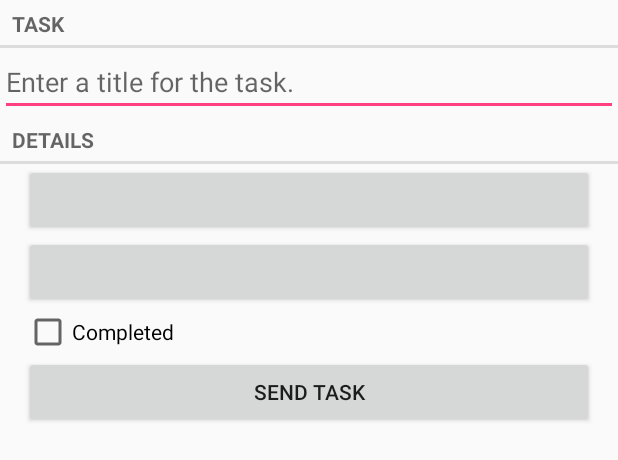
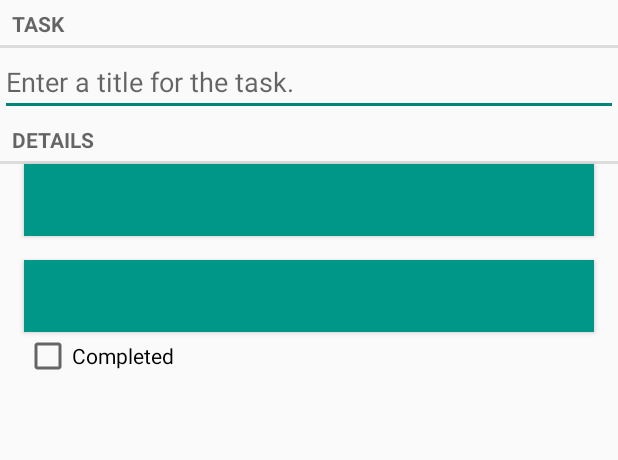
Before and after one commit to jnhallquist/TaskListApp, an Android app: the layout fragment_task.xml on its own in the app's theme, with its tools: preview values and no code run, on a phone screen of 412 x 824 dp. Shown: the top 460 px of the screen. Run offline under Robolectric (Android 15) with nearby library versions, the phone set to English and light mode, and no system bars.

Commit message:
first commit

```diff
--- a/app/src/main/java/com/jnguyen/android/tasklist/PickerDialogFragment.java
+++ b/app/src/main/java/com/jnguyen/android/tasklist/PickerDialogFragment.java
@@ -13,9 +13,6 @@ import android.view.View;
 import java.util.Calendar;
 import java.util.Date;
 
-/**
- * Created by Jennifer on 3/24/2016.
- */
 public abstract class PickerDialogFragment extends DialogFragment {
 
     private static final String ARG_DATE = "date";
@@ -36,7 +33,6 @@ public abstract class PickerDialogFragment extends DialogFragment {
     @NonNull
     @Override
     public Dialog onCreateDialog(Bundle savedInstanceState) {
-        //Date date = (Date) getArguments().getSerializable(ARG_DATE);
         mCalendar = Calendar.getInstance();
 
         View v = initLayout();
--- a/app/src/main/java/com/jnguyen/android/tasklist/SingleFragmentActivity.java
+++ b/app/src/main/java/com/jnguyen/android/tasklist/SingleFragmentActivity.java
@@ -5,9 +5,6 @@ import android.support.v4.app.Fragment;
 import android.support.v4.app.FragmentManager;
 import android.support.v7.app.AppCompatActivity;
 
-/**
- * Created by Jennifer on 3/24/2016.
- */
 public abstract class SingleFragmentActivity extends AppCompatActivity {
 
     protected abstract Fragment createFragment();
--- a/app/src/main/java/com/jnguyen/android/tasklist/Task.java
+++ b/app/src/main/java/com/jnguyen/android/tasklist/Task.java
@@ -3,9 +3,6 @@ package com.jnguyen.android.tasklist;
 import java.util.Date;
 import java.util.UUID;
 
-/**
- * Created by Jennifer on 3/24/2016.
- */
 public class Task {
 
     private UUID mId;
--- a/app/src/main/java/com/jnguyen/android/tasklist/TaskPagerActivity.java
+++ b/app/src/main/java/com/jnguyen/android/tasklist/TaskPagerActivity.java
@@ -12,9 +12,6 @@ import android.support.v7.app.AppCompatActivity;
 import java.util.List;
 import java.util.UUID;
 
-/**
- * Created by Jennifer on 3/24/2016.
- */
 public class TaskPagerActivity extends AppCompatActivity {
     private static final String EXTRA_TASK_ID =
             "com.jnguyen.android.relationshipsaver.task_id";
--- a/app/src/main/java/com/jnguyen/android/tasklist/TaskStore.java
+++ b/app/src/main/java/com/jnguyen/android/tasklist/TaskStore.java
@@ -13,9 +13,6 @@ import java.util.ArrayList;
 import java.util.List;
 import java.util.UUID;
 
-/**
- * Created by Jennifer on 3/24/2016.
- */
 public class TaskStore {
     private static TaskStore sTaskStore;
 
@@ -59,7 +56,7 @@ public class TaskStore {
                 cursor.moveToNext();
             }
         } finally {
-            cursor.close();;
+            cursor.close();
         }
 
         return tasks;
--- a/app/src/main/java/com/jnguyen/android/tasklist/TimePickerFragment.java
+++ b/app/src/main/java/com/jnguyen/android/tasklist/TimePickerFragment.java
@@ -9,9 +9,6 @@ import java.util.Calendar;
 import java.util.Date;
 import java.util.GregorianCalendar;
 
-/**
- * Created by Jennifer on 3/24/2016.
- */
 public class TimePickerFragment extends PickerDialogFragment {
 
     private TimePicker mTimePicker;
@@ -40,9 +37,6 @@ public class TimePickerFragment extends PickerDialogFragment {
         int hour = mTimePicker.getCurrentHour();
         int minute = mTimePicker.getCurrentMinute();
 
-        //int hour = mCalendar.get(Calendar.HOUR_OF_DAY);
-        //int minute = mCalendar.get(Calendar.MINUTE);
-
         return new GregorianCalendar(year, month, day, hour, minute).getTime();
     }
 }
--- a/app/src/main/res/layout-land/fragment_task.xml
+++ b/app/src/main/res/layout-land/fragment_task.xml
@@ -31,11 +31,15 @@
         <Button android:id="@+id/deadline_date"
                 android:layout_width="wrap_content"
                 android:layout_height="wrap_content"
-                android:layout_weight="1"/>
+                android:layout_weight="1"
+                style="@style/TaskListButton"
+                android:layout_margin="5dp"/>
         <Button android:id="@+id/deadline_time"
                 android:layout_width="wrap_content"
                 android:layout_height="wrap_content"
-                android:layout_weight="1"/>
+                android:layout_weight="1"
+                style="@style/TaskListButton"
+                android:layout_margin="5dp"/>
 
         <CheckBox android:id="@+id/task_completed"
                   android:layout_width="wrap_content"
@@ -52,9 +56,4 @@
 
     </LinearLayout>
 
-    <Button android:id="@+id/task_send"
-            android:layout_height="wrap_content"
-            android:layout_width="wrap_content"
-            android:text="@string/task_send_text"
-            android:layout_gravity="right"/>
 </LinearLayout>
--- a/app/src/main/res/layout/fragment_task.xml
+++ b/app/src/main/res/layout/fragment_task.xml
@@ -24,24 +24,21 @@
             android:layout_width="match_parent"
             android:layout_height="wrap_content"
             android:layout_marginLeft="16dp"
-            android:layout_marginRight="16dp"/>
+            android:layout_marginRight="16dp"
+            style="@style/TaskListButton"/>
     <Button android:id="@+id/deadline_time"
             android:layout_width="match_parent"
             android:layout_height="wrap_content"
             android:layout_marginLeft="16dp"
             android:layout_marginRight="16dp"
-            android:onClick="showTimePickerDialog"/>
+            android:layout_marginTop="16dp"
+            android:onClick="showTimePickerDialog"
+            style="@style/TaskListButton"/>
     <CheckBox android:id="@+id/task_completed"
               android:layout_width="match_parent"
               android:layout_height="wrap_content"
               android:layout_marginLeft="16dp"
               android:layout_marginRight="16dp"
               android:text="@string/task_completed_label"/>
-    <Button android:id="@+id/task_send"
-            android:layout_width="match_parent"
-            android:layout_height="wrap_content"
-            android:layout_marginLeft="16dp"
-            android:layout_marginRight="16dp"
-            android:text="@string/task_send_text"/>
 
 </LinearLayout>
--- a/app/src/main/res/menu/fragment_task.xml
+++ b/app/src/main/res/menu/fragment_task.xml
@@ -7,4 +7,9 @@
         android:icon="@drawable/ic_menu_delete"
         android:title="@string/delete_task"
         app:showAsAction="ifRoom|withText"/>
+    <item
+        android:id="@+id/menu_item_send_task"
+        android:icon="@drawable/ic_menu_send"
+        android:title="Send Task"
+        app:showAsAction="ifRoom|withText"/>
 </menu>
--- a/app/src/main/res/values/colors.xml
+++ b/app/src/main/res/values/colors.xml
@@ -3,4 +3,6 @@
     <color name="colorPrimary">#3F51B5</color>
     <color name="colorPrimaryDark">#303F9F</color>
     <color name="colorAccent">#FF4081</color>
+    <color name="colorButtonText">#FFFFFF</color>
+    <color name="colorButtonBackground">#009688</color>
 </resources>
--- a/app/src/main/res/values/dimens.xml
+++ b/app/src/main/res/values/dimens.xml
@@ -3,4 +3,5 @@
     <dimen name="activity_horizontal_margin">16dp</dimen>
     <dimen name="activity_vertical_margin">16dp</dimen>
     <dimen name="fab_margin">16dp</dimen>
+    <dimen name="widget_margin">8dp</dimen>
 </resources>
--- a/app/src/main/res/values/styles.xml
+++ b/app/src/main/res/values/styles.xml
@@ -1,20 +1,11 @@
 <resources>
 
-    <!-- Base application theme. -->
     <style name="AppTheme" parent="Theme.AppCompat.Light.DarkActionBar">
-        <!-- Customize your theme here. -->
-        <item name="colorPrimary">@color/colorPrimary</item>
-        <item name="colorPrimaryDark">@color/colorPrimaryDark</item>
-        <item name="colorAccent">@color/colorAccent</item>
     </style>
 
-    <style name="AppTheme.NoActionBar">
-        <item name="windowActionBar">false</item>
-        <item name="windowNoTitle">true</item>
+    <style name="TaskListButton">
+        <item name="android:background">@color/colorButtonBackground</item>
+        <item name="android:textColor">@color/colorButtonText</item>
     </style>
 
-    <style name="AppTheme.AppBarOverlay" parent="ThemeOverlay.AppCompat.Dark.ActionBar"/>
-
-    <style name="AppTheme.PopupOverlay" parent="ThemeOverlay.AppCompat.Light"/>
-
 </resources>
```
Also changed, not shown: app/src/main/java/com/jnguyen/android/tasklist/DatePickerFragment.java (+0 -10 lines), app/src/main/java/com/jnguyen/android/tasklist/TaskFragment.java (+9 -18 lines), app/src/main/java/com/jnguyen/android/tasklist/TaskListFragment.java (+1 -6 lines), app/src/main/res/mipmap-hdpi/ic_launcher.png, app/src/main/res/mipmap-mdpi/ic_launcher.png, app/src/main/res/mipmap-xhdpi/ic_launcher.png, app/src/main/res/mipmap-xxhdpi/ic_launcher.png, app/src/main/res/mipmap-xxxhdpi/ic_launcher.png.
